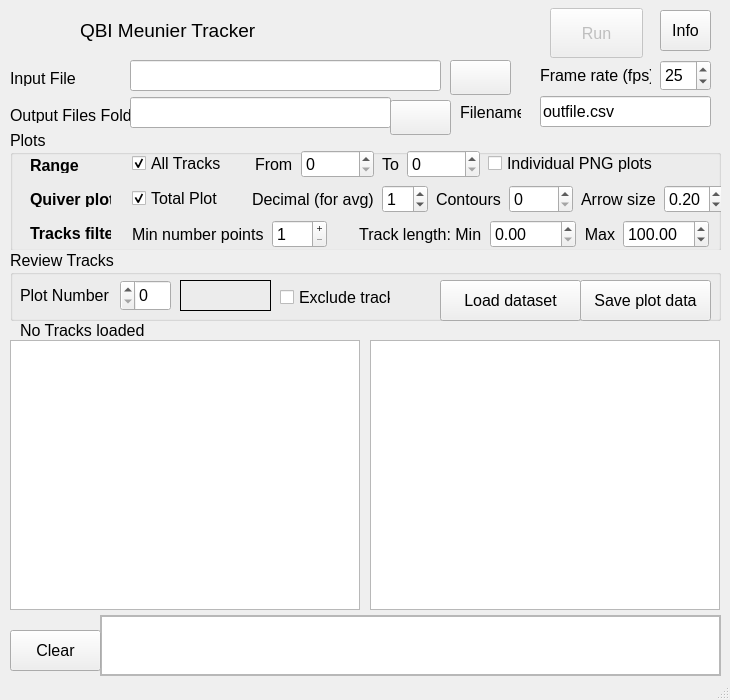
Qt form tracker.ui (QBI-Microscopy/Tracking) before a commit.
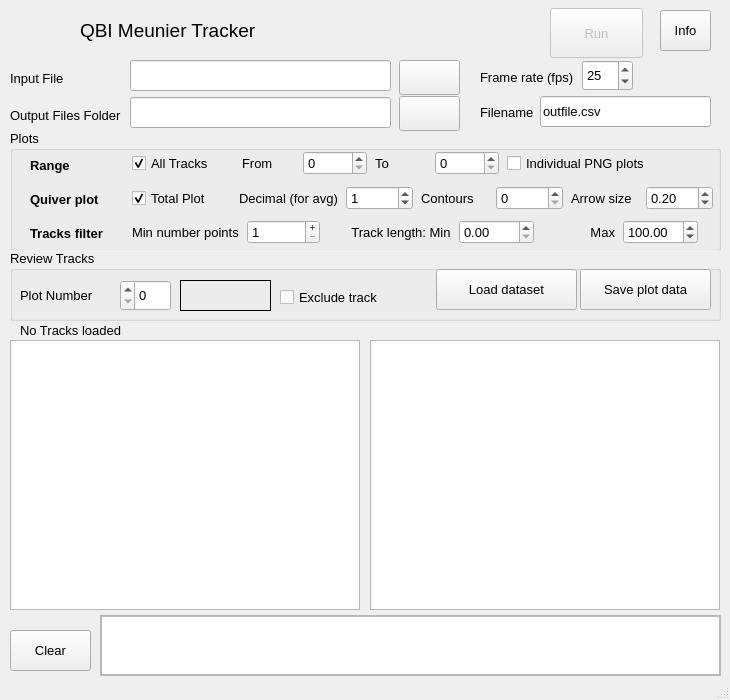
The same form after that commit. Icons and pictures are not drawn.

Commit message: reduced font size

```diff
--- a/tracker.ui
+++ b/tracker.ui
@@ -19,7 +19,7 @@
   <property name="font">
    <font>
     <family>Arial</family>
-    <pointsize>12</pointsize>
+    <pointsize>10</pointsize>
    </font>
   </property>
   <property name="windowTitle">
@@ -55,7 +55,7 @@
    <widget class="QPushButton" name="btnFileBrowser">
     <property name="geometry">
      <rect>
-      <x>450</x>
+      <x>399</x>
       <y>60</y>
       <width>61</width>
       <height>35</height>
@@ -118,7 +118,7 @@
      <rect>
       <x>130</x>
       <y>60</y>
-      <width>311</width>
+      <width>261</width>
       <height>31</height>
      </rect>
     </property>
@@ -152,8 +152,8 @@
    <widget class="QPushButton" name="btnFolderBrowser">
     <property name="geometry">
      <rect>
-      <x>390</x>
-      <y>100</y>
+      <x>399</x>
+      <y>96</y>
       <width>61</width>
       <height>35</height>
      </rect>
@@ -240,7 +240,7 @@
    <widget class="QLabel" name="label_5">
     <property name="geometry">
      <rect>
-      <x>460</x>
+      <x>480</x>
       <y>104</y>
       <width>61</width>
       <height>16</height>
@@ -368,7 +368,7 @@
       <rect>
        <x>120</x>
        <y>88</y>
-       <width>516</width>
+       <width>570</width>
        <height>28</height>
       </rect>
      </property>
@@ -510,7 +510,7 @@
       <rect>
        <x>120</x>
        <y>53</y>
-       <width>571</width>
+       <width>585</width>
        <height>31</height>
       </rect>
      </property>
@@ -674,7 +674,7 @@
       <rect>
        <x>120</x>
        <y>18</y>
-       <width>451</width>
+       <width>520</width>
        <height>31</height>
       </rect>
      </property>
@@ -805,7 +805,7 @@
      <rect>
       <x>10</x>
       <y>630</y>
-      <width>91</width>
+      <width>81</width>
       <height>41</height>
      </rect>
     </property>
@@ -865,7 +865,7 @@
      <property name="geometry">
       <rect>
        <x>570</x>
-       <y>30</y>
+       <y>19</y>
        <width>131</width>
        <height>41</height>
       </rect>
@@ -935,8 +935,8 @@
     <widget class="QPushButton" name="btnReviewDataset">
      <property name="geometry">
       <rect>
-       <x>430</x>
-       <y>30</y>
+       <x>426</x>
+       <y>19</y>
        <width>141</width>
        <height>41</height>
       </rect>
@@ -949,7 +949,7 @@
    <widget class="QSpinBox" name="spinFramerate">
     <property name="geometry">
      <rect>
-      <x>660</x>
+      <x>582</x>
       <y>60</y>
       <width>51</width>
       <height>31</height>
@@ -965,8 +965,8 @@
    <widget class="QLabel" name="label_17">
     <property name="geometry">
      <rect>
-      <x>540</x>
-      <y>65</y>
+      <x>480</x>
+      <y>67</y>
       <width>111</width>
       <height>21</height>
      </rect>
```
